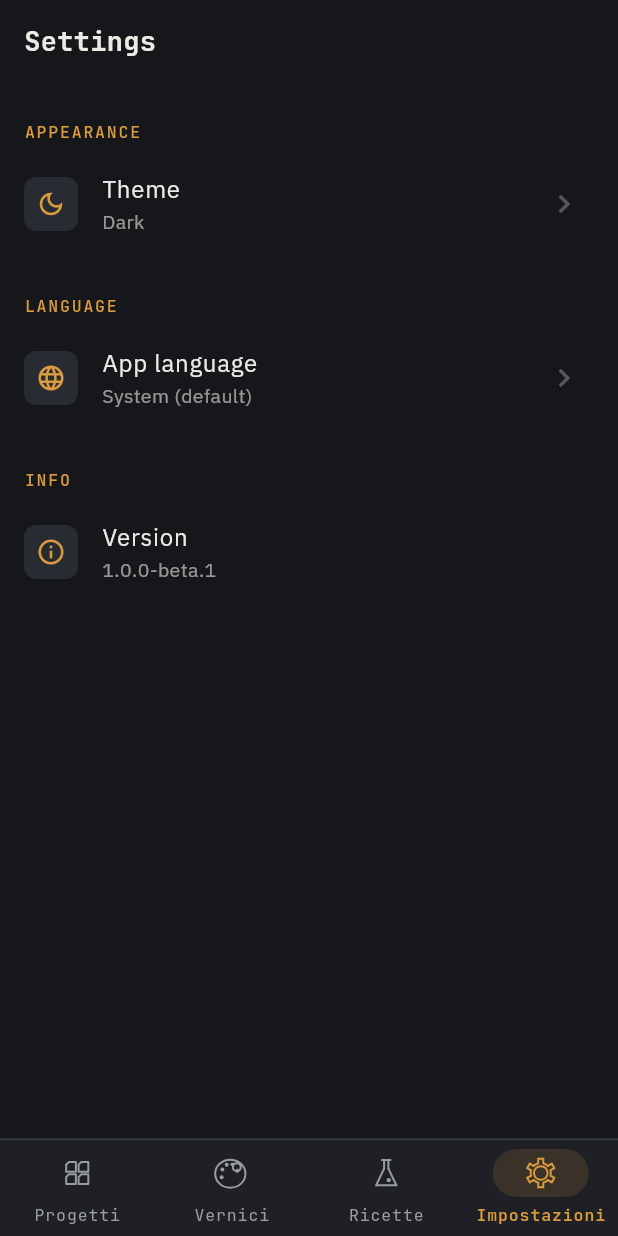
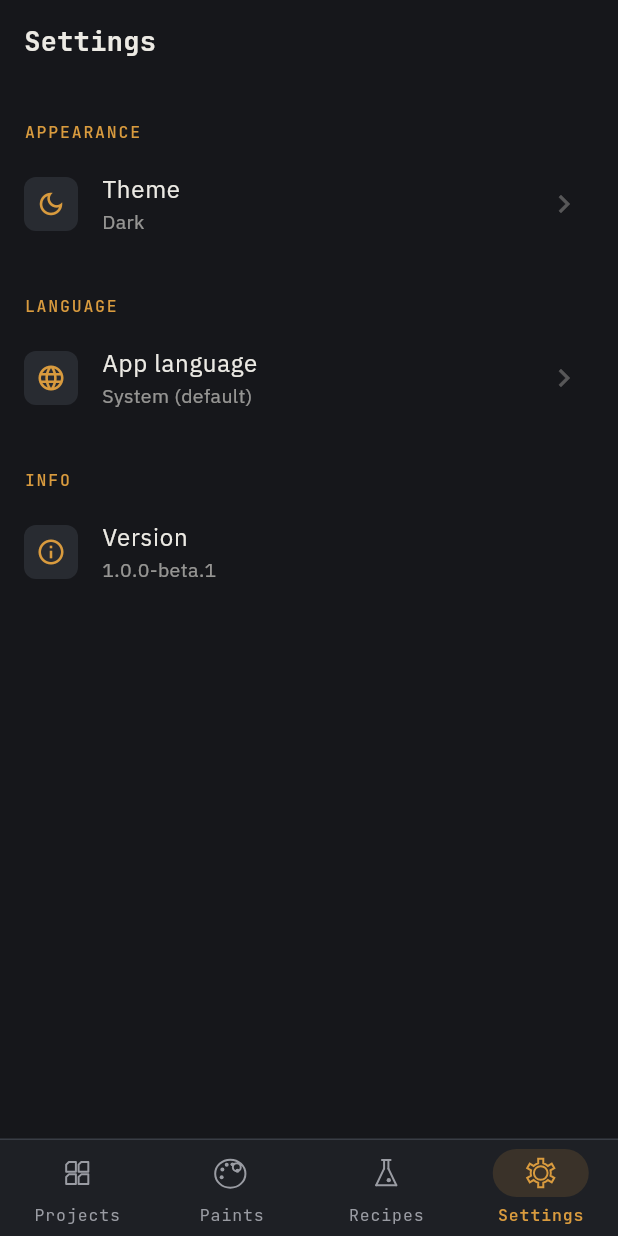
Before and after one commit to moste70/PATINA, a Flutter app: the AppShell screen opened directly with empty values, item 4 of the bottom bar chosen, on a phone screen of 412 x 824 dp. Run offline on Flutter 3.47's test engine with Material 3 defaults, Android fonts, the phone set to English and light mode, and no system bars; our stand-ins replace drift, drift_flutter, flutter_riverpod, go_router, google_fonts, image_picker and 3 more; missing offline and left inert: google_mlkit_text_recognition; accounts and stored records are empty; generated files the repository leaves out were written again.

Commit message:
feat(i18n): translate bottom navigation bar labels
Add navProjects/navPaints/navRecipes/navSettings ARB keys and wire them
up in AppShell so the bottom nav labels change with the app language.

Co-Authored-By: Claude Sonnet 4.6 <noreply@anthropic.com>
Claude-Session: https://claude.ai/code/session_014uh8vSwDp4tbkLmncY5TJD

```diff
--- a/app/lib/app/router.dart
+++ b/app/lib/app/router.dart
@@ -10,6 +10,7 @@ import '../shared/widgets/nav_icons.dart';
 import '../features/settings/settings_screen.dart';
 import '../features/shopping/shopping_list_screen.dart';
 import '../features/paints/paints_screen.dart';
+import '../l10n/app_localizations.dart';
 
 // Provider che espone se l'onboarding è già stato completato.
 // Caricato una sola volta in main.dart e passato come override.
@@ -93,6 +94,7 @@ class AppShell extends StatelessWidget {
   Widget build(BuildContext context) {
     final scheme = Theme.of(context).colorScheme;
     final location = GoRouterState.of(context).uri.path;
+    final l = AppL10n.of(context);
 
     return Scaffold(
       backgroundColor: scheme.surface,
@@ -108,22 +110,22 @@ class AppShell extends StatelessWidget {
             NavigationDestination(
               icon: _NavIcon(builder: (c) => ProjectsIcon(color: c)),
               selectedIcon: _NavIcon(builder: (c) => ProjectsIcon(color: c)),
-              label: 'Progetti',
+              label: l.navProjects,
             ),
             NavigationDestination(
               icon: _NavIcon(builder: (c) => PaintsIcon(color: c)),
               selectedIcon: _NavIcon(builder: (c) => PaintsIcon(color: c)),
-              label: 'Vernici',
+              label: l.navPaints,
             ),
             NavigationDestination(
               icon: _NavIcon(builder: (c) => RecipesIcon(color: c)),
               selectedIcon: _NavIcon(builder: (c) => RecipesIcon(color: c)),
-              label: 'Ricette',
+              label: l.navRecipes,
             ),
             NavigationDestination(
               icon: _NavIcon(builder: (c) => SettingsIcon(color: c)),
               selectedIcon: _NavIcon(builder: (c) => SettingsIcon(color: c)),
-              label: 'Impostazioni',
+              label: l.navSettings,
             ),
           ],
         ),
--- a/app/lib/l10n/app_en.arb
+++ b/app/lib/l10n/app_en.arb
@@ -2,6 +2,11 @@
   "@@locale": "en",
 
   "appTitle": "Patina",
+
+  "navProjects": "Projects",
+  "navPaints": "Paints",
+  "navRecipes": "Recipes",
+  "navSettings": "Settings",
 
   "actionSave": "Save",
   "actionCancel": "Cancel",
```
Also changed, not shown: app/lib/l10n/app_it.arb (+9 -0 lines).
